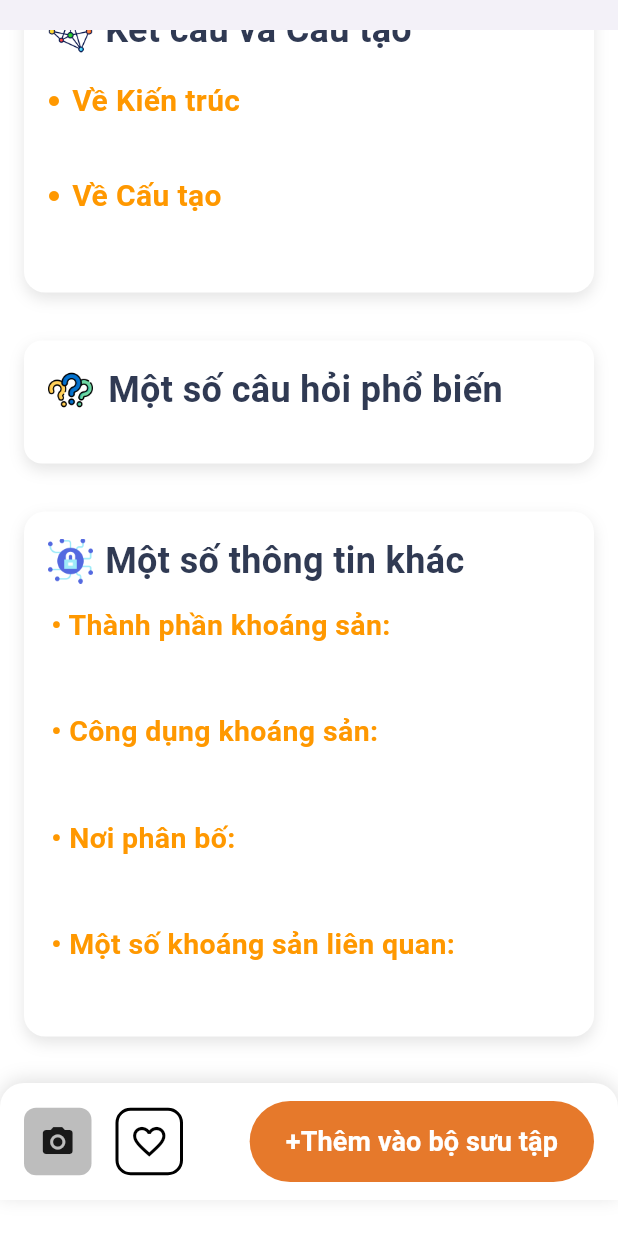
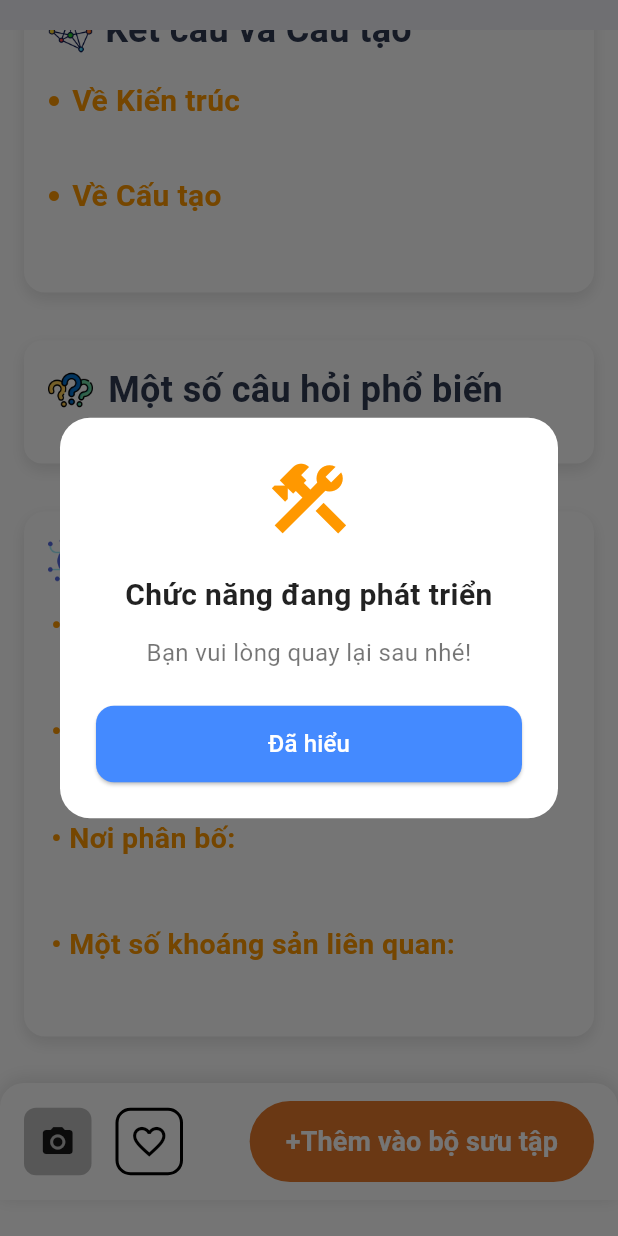
Before and after one commit to Hadinhviet2207/nckh, a Flutter app: the ModelResultScreen screen opened directly with empty values, scrolled down 1152 dp, after a tap on "+Thêm vào bộ sưu tập", on a phone screen of 412 x 824 dp. Run offline on Flutter 3.47's test engine with Material 3 defaults, Android fonts, the phone set to English and light mode, and no system bars; our stand-ins replace cloud_firestore, firebase_auth, firebase_core, firebase_storage, google_fonts, image_picker and 1 more; missing offline and left inert: tflite_flutter; accounts and stored records are empty; network calls fail.

Commit message:
update 15/0505

```diff
--- a/lib/services/RockImageDialog.dart
+++ b/lib/services/RockImageDialog.dart
@@ -61,3 +61,68 @@ class RockImageDialog extends StatelessWidget {
     );
   }
 }
+
+void showComingSoonDialog(BuildContext context) {
+  showDialog(
+    context: context,
+    barrierDismissible: true, // Bấm ra ngoài để đóng
+    builder: (BuildContext context) {
+      return Dialog(
+        shape: RoundedRectangleBorder(
+          borderRadius: BorderRadius.circular(20),
+        ),
+        backgroundColor: Colors.white,
+        elevation: 10,
+        child: Padding(
+          padding: const EdgeInsets.all(24),
+          child: Column(
+            mainAxisSize: MainAxisSize.min,
+            children: [
+              const Icon(Icons.construction, size: 60, color: Colors.orange),
+              const SizedBox(height: 20),
+              const Text(
+                "Chức năng đang phát triển",
+                style: TextStyle(
+                  fontSize: 20,
+                  fontWeight: FontWeight.bold,
+                  color: Colors.black87,
+                ),
+                textAlign: TextAlign.center,
+              ),
+              const SizedBox(height: 12),
+              const Text(
+                "Bạn vui lòng quay lại sau nhé!",
+                style: TextStyle(
+                  fontSize: 16,
+                  color: Colors.black54,
+                ),
+                textAlign: TextAlign.center,
+              ),
+              const SizedBox(height: 24),
+              SizedBox(
+                width: double.infinity,
+                child: ElevatedButton(
+                  onPressed: () {
+                    Navigator.of(context).pop();
+                  },
+                  style: ElevatedButton.styleFrom(
+                    backgroundColor: Colors.blueAccent,
+                    foregroundColor: Colors.white,
+                    shape: RoundedRectangleBorder(
+                      borderRadius: BorderRadius.circular(12),
+                    ),
+                    padding: const EdgeInsets.symmetric(vertical: 14),
+                  ),
+                  child: const Text(
+                    "Đã hiểu",
+                    style: TextStyle(fontSize: 16),
+                  ),
+                ),
+              )
+            ],
+          ),
+        ),
+      );
+    },
+  );
+}
--- a/lib/views/home/account_screen.dart
+++ b/lib/views/home/account_screen.dart
@@ -1,4 +1,5 @@
 import 'package:flutter/material.dart';
+import 'package:nckh/services/RockImageDialog.dart';
 import 'package:nckh/services/upload_service.dart';
 
 import 'package:nckh/services/user_service.dart';
@@ -148,7 +149,7 @@ class _AccountScreenState extends State<AccountScreen> {
             width: double.infinity,
             child: ElevatedButton(
               onPressed: () {
-                // TODO: Xử lý xóa tài khoản
+                showComingSoonDialog(context);
               },
               style: ElevatedButton.styleFrom(
                 backgroundColor: Colors.red,
--- a/lib/views/home/ket_qua.dart
+++ b/lib/views/home/ket_qua.dart
@@ -1,5 +1,5 @@
 import 'package:flutter/material.dart';
-import 'package:nckh/views/home/collection_detail_screen.dart';
+import 'package:nckh/services/RockImageDialog.dart';
 import 'package:nckh/widgets/Result/Description_result_widget.dart';
 import 'package:nckh/widgets/Result/basic_characteristics_result.dart';
 import 'package:nckh/widgets/Result/stone_info_result_widget.dart';
@@ -264,6 +264,7 @@ class _BottomNavBarState extends State<BottomNavBar> {
               //     builder: (context) => const CollectionDetailScreen(),
               //   ),
               // );
+              showComingSoonDialog(context);
             },
             style: ElevatedButton.styleFrom(
               backgroundColor: const Color(0xFFE6792B),
```
Also changed, not shown: lib/views/home/ComingSoonScreen.dart (added, +50 -0 lines), lib/views/home/SettingsScreen.dart (+15 -21 lines), lib/views/home/edit_profile_screen.dart (+22 -2 lines), lib/views/home/home_page.dart (+53 -17 lines), 4 other files.
